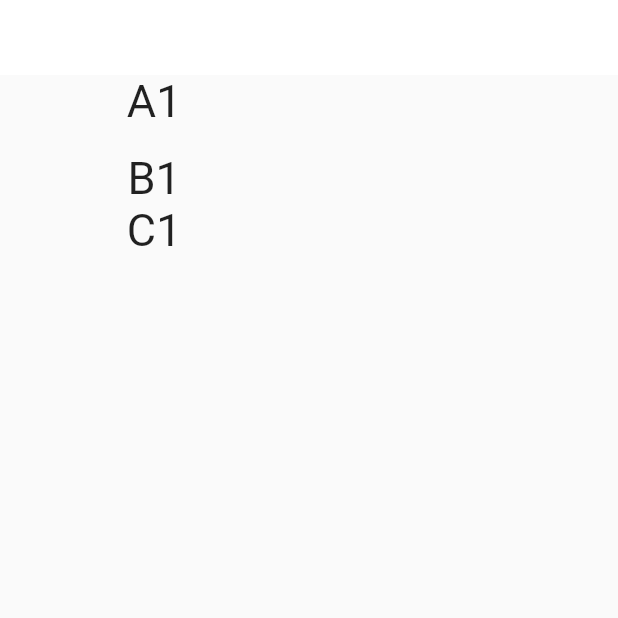
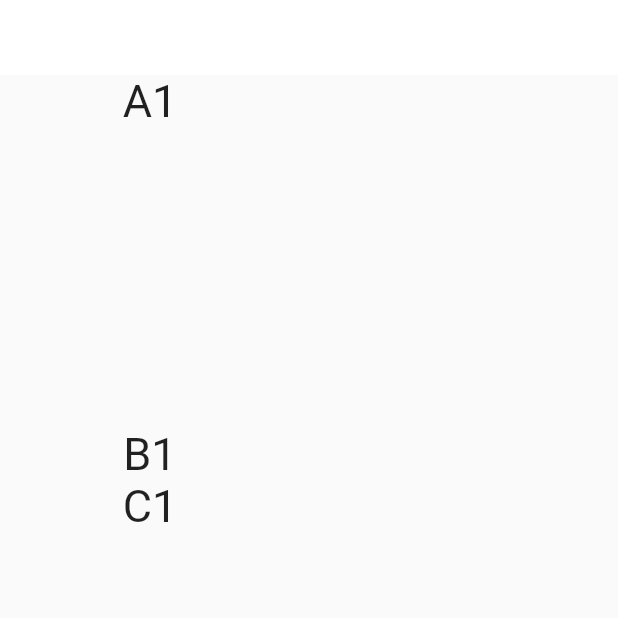
Before and after one commit to fzyzcjy/flutter_smooth, a Flutter app: the first screen one second after launch, on a phone screen of 412 x 824 dp, the top half of it. Run offline on Flutter 3.47's test engine with Material 2 defaults, Android fonts, the phone set to English and light mode, and no system bars.

Commit message:
use leaf renderobject

```diff
--- a/packages/hello_package/lib/main.dart
+++ b/packages/hello_package/lib/main.dart
@@ -49,10 +49,10 @@ class _MyAppState extends State<MyApp> {
         Text('A$buildCount', style: TextStyle(fontSize: 30)),
         SecondTreeAdapterWidget(
           parentBuildCount: buildCount,
-          child: Container(
-            color: Colors.pink.shade100,
-            child: Text('child-inside-SecondTreeAdapter$buildCount'),
-          ),
+          // child: Container(
+          //   color: Colors.pink.shade100,
+          //   child: Text('child-inside-SecondTreeAdapter$buildCount'),
+          // ),
         ),
         Text('B$buildCount', style: TextStyle(fontSize: 30)),
         WindowRenderWhenLayoutWidget(parentBuildCount: buildCount),
@@ -172,13 +172,13 @@ class WindowRenderWhenLayoutRender extends RenderProxyBox {
   }
 }
 
-class SecondTreeAdapterWidget extends SingleChildRenderObjectWidget {
+class SecondTreeAdapterWidget extends LeafRenderObjectWidget {
   final int parentBuildCount;
 
   const SecondTreeAdapterWidget({
     super.key,
     required this.parentBuildCount,
-    super.child,
+    // super.child,
   });
 
   @override
@@ -192,12 +192,12 @@ class SecondTreeAdapterWidget extends SingleChildRenderObjectWidget {
   }
 }
 
-class RenderSecondTreeAdapter extends RenderProxyBox {
+class RenderSecondTreeAdapter extends RenderBox {
   RenderSecondTreeAdapter({
     required int parentBuildCount,
-    RenderBox? child,
-  })  : _parentBuildCount = parentBuildCount,
-        super(child);
+    // RenderBox? child,
+  })  : _parentBuildCount = parentBuildCount;
+        // super(child);
 
   int get parentBuildCount => _parentBuildCount;
   int _parentBuildCount;
@@ -233,8 +233,14 @@ class RenderSecondTreeAdapter extends RenderProxyBox {
   }
 
   @override
+  void performLayout() {
+    print('$runtimeType.performLayout called');
+    size = Size(200, 200);
+  }
+
+  @override
   void paint(PaintingContext context, Offset offset) {
-    print('$runtimeType.paint called (child=$child)');
+    print('$runtimeType.paint called');
 
     // super.paint(context, offset);
     // return;
@@ -253,23 +259,23 @@ class RenderSecondTreeAdapter extends RenderProxyBox {
     //   return;
     // }
 
-    // ref: RenderOpacity
-
-    // TODO this makes "second tree root layer" be *removed* from its original
-    //      parent. shall we move it back later? o/w can be slow!
-    final secondTreeRootLayer = secondTreePack.rootView.layer!;
-
-    // HACK!!!
-    // if (secondTreeRootLayer.attached) {
-    //   print('$runtimeType.paint detach the secondTreeRootLayer');
-    //   // TODO attach again later?
-    //   secondTreeRootLayer.detach();
-    // }
-
-    print('$runtimeType.paint pushLayer');
-    context.pushLayer(secondTreeRootLayer, (context, offset) {}, offset);
-
-    assert(secondTreeRootLayer.attached);
+    // // ref: RenderOpacity
+    //
+    // // TODO this makes "second tree root layer" be *removed* from its original
+    // //      parent. shall we move it back later? o/w can be slow!
+    // final secondTreeRootLayer = secondTreePack.rootView.layer!;
+    //
+    // // HACK!!!
+    // // if (secondTreeRootLayer.attached) {
+    // //   print('$runtimeType.paint detach the secondTreeRootLayer');
+    // //   // TODO attach again later?
+    // //   secondTreeRootLayer.detach();
+    // // }
+    //
+    // print('$runtimeType.paint pushLayer');
+    // context.pushLayer(secondTreeRootLayer, (context, offset) {}, offset);
+    //
+    // assert(secondTreeRootLayer.attached);
 
     // TODO paint child
   }
```
